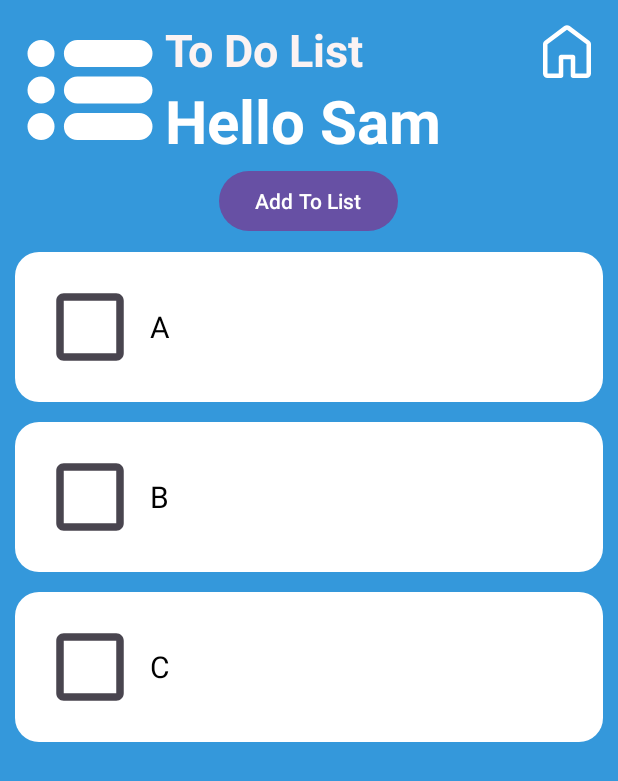
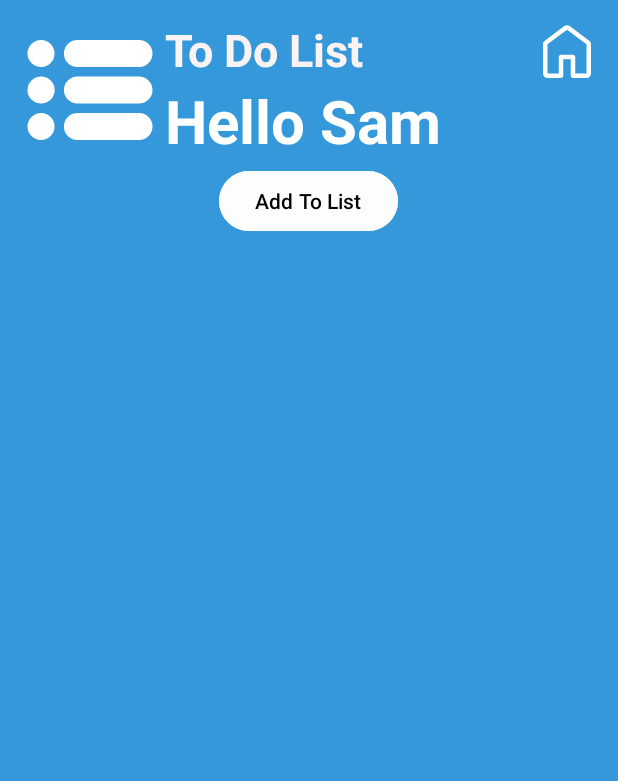
Before and after one commit to haminpants/planner-app, an Android app: the ToDoActivity screen opened directly, with no data from a screen before it, on a phone screen of 412 x 824 dp. Shown: the top 781 px of the screen. Run offline under Robolectric (Android 15) with nearby library versions, the phone set to English and light mode, and no system bars.

Commit message:
change button color

```diff
--- a/app/src/main/java/com/info3245/plannerapp/activities/ToDoActivity.java
+++ b/app/src/main/java/com/info3245/plannerapp/activities/ToDoActivity.java
@@ -29,7 +29,7 @@ import java.util.ArrayList;
 import java.util.List;
 
 public class ToDoActivity extends AppCompatActivity {
-    public List<ToDoItem> items;
+    public List<ToDoItem> items = new ArrayList<>();
 
     TextView txtView_welcome;
     RecyclerView recView_toDo;
@@ -44,8 +44,6 @@ public class ToDoActivity extends AppCompatActivity {
             v.setPadding(systemBars.left, systemBars.top, systemBars.right, systemBars.bottom);
             return insets;
         });
-
-        items = List.of(new ToDoItem("A"), new ToDoItem("B"), new ToDoItem("C"));
 
         txtView_welcome = findViewById(R.id.txtView_welcome);
 
--- a/app/src/main/res/layout/activity_to_do.xml
+++ b/app/src/main/res/layout/activity_to_do.xml
@@ -79,7 +79,9 @@
                 android:id="@+id/btn_addItem"
                 android:layout_gravity="center_horizontal"
                 android:layout_marginBottom="10dp"
-                android:onClick="createNewItem" />
+                android:onClick="createNewItem"
+                android:backgroundTint="#FDFDFD"
+                android:textColor="#000000" />
 
         <androidx.recyclerview.widget.RecyclerView
                 android:layout_width="match_parent"
```
